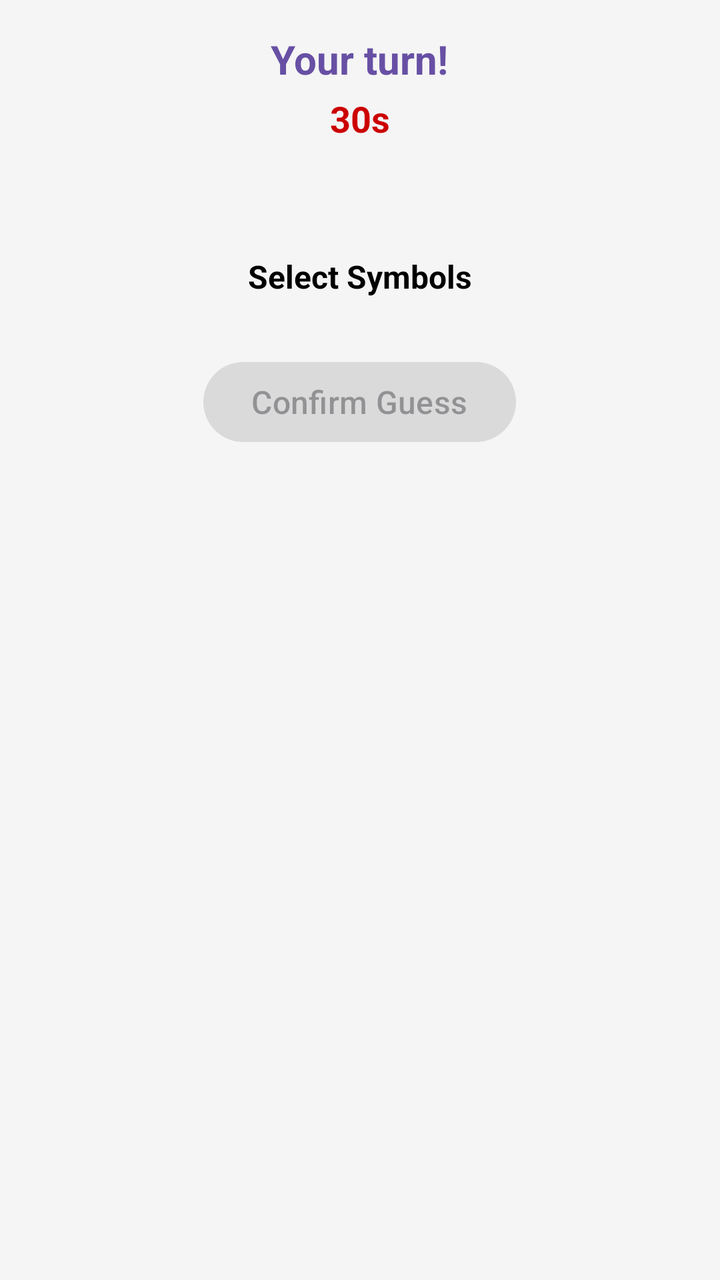
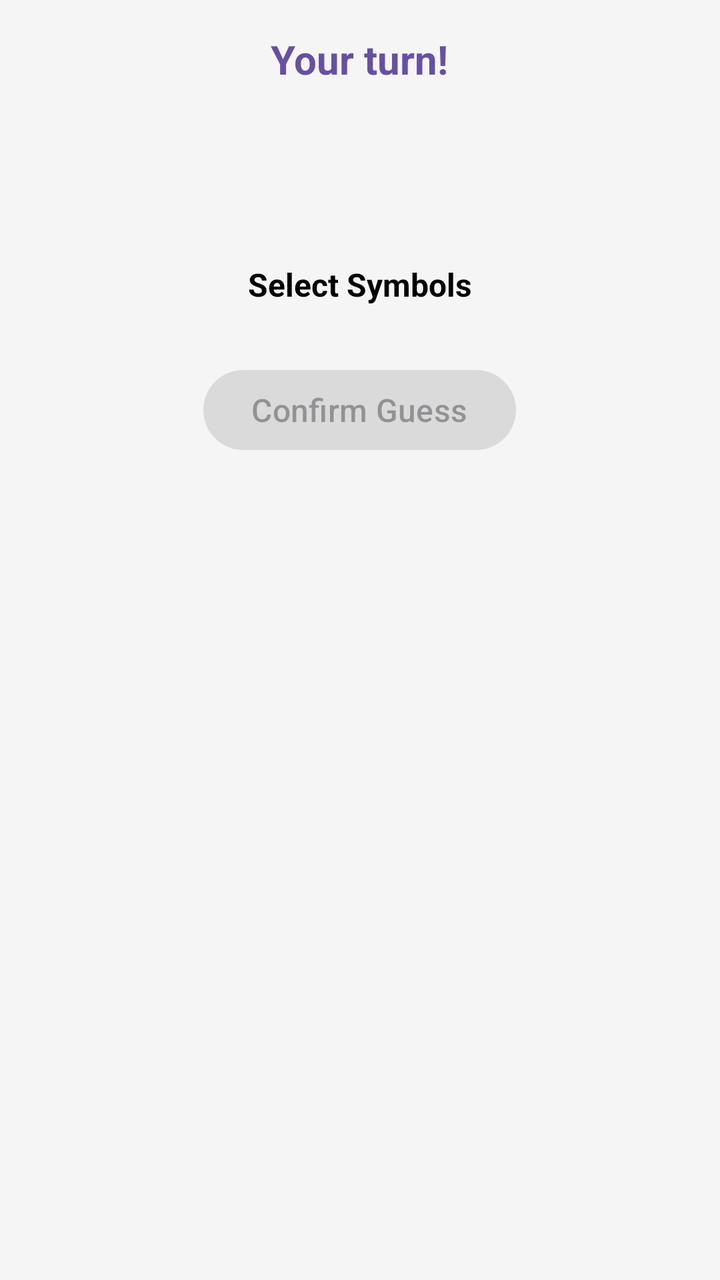

Compare the two renders of this Android layout. The source of the first and the diff that turns it into the second are given below.
<!-- AndroidManifest.xml: application theme Theme.MyApplication -->
<!-- res/layout/fragment_skocko.xml -->
<?xml version="1.0" encoding="utf-8"?>
<ScrollView
    xmlns:android="http://schemas.android.com/apk/res/android"
    android:layout_width="match_parent"
    android:layout_height="match_parent"
    android:fillViewport="true"
    android:background="#F5F5F5">

    <LinearLayout
        android:layout_width="match_parent"
        android:layout_height="wrap_content"
        android:orientation="vertical"
        android:padding="16dp"
        android:gravity="center_horizontal">

        <TextView
            android:id="@+id/tvStatus"
            android:layout_width="wrap_content"
            android:layout_height="wrap_content"
            android:text="Your turn!"
            android:textSize="20sp"
            android:textStyle="bold"
            android:textColor="?attr/colorPrimary"
            android:layout_marginBottom="4dp"/>

        <TextView
            android:id="@+id/tvTimer"
            android:layout_width="wrap_content"
            android:layout_height="wrap_content"
            android:text="30s"
            android:textSize="18sp"
            android:textStyle="bold"
            android:textColor="@android:color/holo_red_dark"
            android:layout_marginBottom="24dp"/>

        <GridLayout
            android:id="@+id/gridGuesses"
            android:layout_width="wrap_content"
            android:layout_height="wrap_content"
            android:columnCount="4"
            android:rowCount="6"
            android:layout_marginBottom="32dp"/>

        <TextView
            android:layout_width="wrap_content"
            android:layout_height="wrap_content"
            android:text="Select Symbols"
            android:textSize="16sp"
            android:textStyle="bold"
            android:textColor="@android:color/black"
            android:layout_marginBottom="12dp"/>

        <HorizontalScrollView
            android:layout_width="match_parent"
            android:layout_height="wrap_content"
            android:scrollbars="none"
            android:layout_marginBottom="16dp">

            <LinearLayout
                android:id="@+id/layoutSymbolPicker"
                android:layout_width="wrap_content"
                android:layout_height="wrap_content"
                android:orientation="horizontal"
                android:gravity="center"
                android:paddingStart="8dp"
                android:paddingEnd="8dp"/>

        </HorizontalScrollView>

        <com.google.android.material.button.MaterialButton
            android:id="@+id/btnConfirmGuess"
            android:layout_width="wrap_content"
            android:layout_height="wrap_content"
            android:text="Confirm Guess"
            android:textSize="16sp"
            android:paddingStart="32dp"
            android:paddingEnd="32dp"
            android:enabled="false"/>

    </LinearLayout>

</ScrollView>
<!-- resources referenced by this layout -->
<resources>
  <style name="Theme.MyApplication" parent="Base.Theme.MyApplication" />
  <style name="Base.Theme.MyApplication" parent="Theme.Material3.DayNight.NoActionBar">
          
          
      </style>
</resources>

<!-- the commit's change to res/layout/fragment_skocko.xml (unified diff, before → after) -->
@@ -27,10 +27,16 @@
             android:id="@+id/tvTimer"
             android:layout_width="wrap_content"
             android:layout_height="wrap_content"
-            android:text="30s"
-            android:textSize="18sp"
+            android:text=""
+            android:textSize="15sp"
             android:textStyle="bold"
-            android:textColor="@android:color/holo_red_dark"
+            android:textColor="?attr/colorPrimary"
+            android:background="@drawable/bg_timer_pill"
+            android:paddingStart="12dp"
+            android:paddingEnd="12dp"
+            android:paddingTop="4dp"
+            android:paddingBottom="4dp"
+            android:visibility="invisible"
             android:layout_marginBottom="24dp"/>
 
         <GridLayout
<!-- resource entries referenced after the edit -->
@@ -1,5 +1,12 @@
 <!-- resources referenced by this layout -->
 <resources>
+  <!-- drawable bg_timer_pill (drawable) -->
+  <?xml version="1.0" encoding="utf-8"?>
+  <shape xmlns:android="http://schemas.android.com/apk/res/android"
+      android:shape="rectangle">
+      <solid android:color="#FFFFFF" />
+      <corners android:radius="20dp" />
+  </shape>
   <style name="Theme.MyApplication" parent="Base.Theme.MyApplication" />
   <style name="Base.Theme.MyApplication" parent="Theme.Material3.DayNight.NoActionBar">
           
